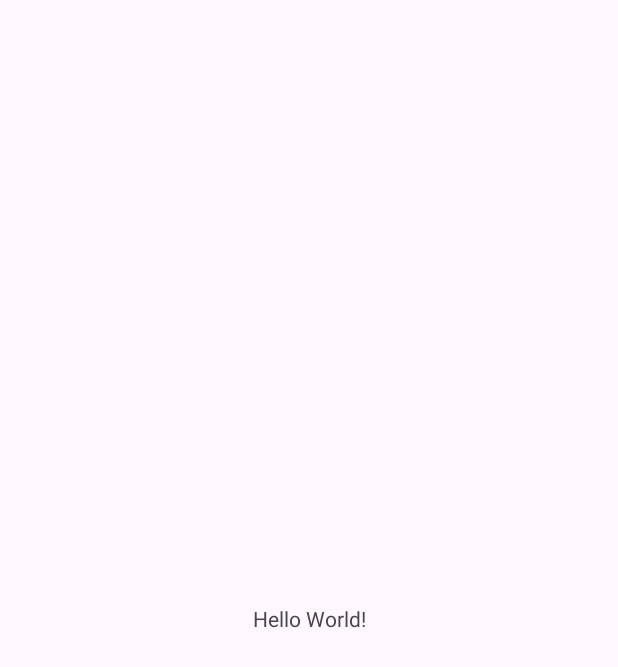
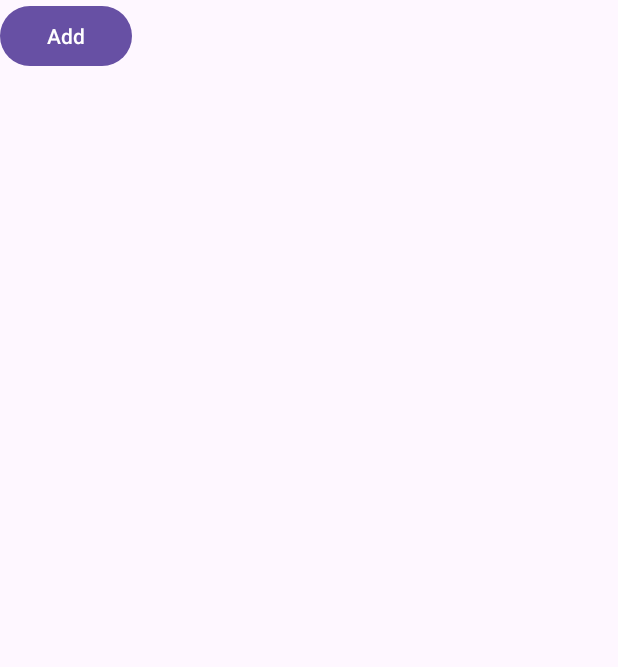
Before and after one commit to scgyong/gimpotennis, an Android app: the screen it shows after launch (MainActivity), on a phone screen of 412 x 824 dp. Before the commit the part shown is almost empty. Shown: the top 667 px of the screen. Run offline under Robolectric (Android 15) with nearby library versions, the phone set to English and light mode, and no system bars.

Commit message:
RecycleView 를 써서 Account 목록 보여주기

```diff
--- a/grenn/app/build.gradle.kts
+++ b/grenn/app/build.gradle.kts
@@ -6,6 +6,9 @@ android {
     namespace = "kr.ac.tukorea.ge.scgyong.gtenn"
     compileSdk = 35
 
+    buildFeatures {
+        viewBinding = true
+    }
     defaultConfig {
         applicationId = "kr.ac.tukorea.ge.scgyong.gtenn"
         minSdk = 24
--- a/grenn/app/src/main/java/kr/ac/tukorea/ge/scgyong/gtenn/MainActivity.java
+++ b/grenn/app/src/main/java/kr/ac/tukorea/ge/scgyong/gtenn/MainActivity.java
@@ -1,24 +1,61 @@
 package kr.ac.tukorea.ge.scgyong.gtenn;
 
+import android.annotation.SuppressLint;
+import android.content.Context;
 import android.os.Bundle;
+import android.view.MotionEvent;
+import android.view.View;
+import android.view.inputmethod.InputMethodManager;
 
-import androidx.activity.EdgeToEdge;
 import androidx.appcompat.app.AppCompatActivity;
 import androidx.core.graphics.Insets;
 import androidx.core.view.ViewCompat;
 import androidx.core.view.WindowInsetsCompat;
 
+import java.util.ArrayList;
+
+import kr.ac.tukorea.ge.scgyong.gtenn.databinding.ActivityMainBinding;
+
 public class MainActivity extends AppCompatActivity {
 
+    protected ArrayList<Account> accounts = new ArrayList<>();
+    protected ActivityMainBinding ui;
+
+    @SuppressLint("ClickableViewAccessibility")
     @Override
     protected void onCreate(Bundle savedInstanceState) {
         super.onCreate(savedInstanceState);
-        EdgeToEdge.enable(this);
-        setContentView(R.layout.activity_main);
+        adapter.loadAccounts(this);
+        ui = ActivityMainBinding.inflate(getLayoutInflater());
+        setContentView(ui.getRoot());
         ViewCompat.setOnApplyWindowInsetsListener(findViewById(R.id.main), (v, insets) -> {
             Insets systemBars = insets.getInsets(WindowInsetsCompat.Type.systemBars());
             v.setPadding(systemBars.left, systemBars.top, systemBars.right, systemBars.bottom);
             return insets;
         });
+        ui.recyclerView.setAdapter(adapter);
+        ui.recyclerView.setOnTouchListener(onAdapterTouchListener);
+    }
+    @SuppressLint("ClickableViewAccessibility")
+    View.OnTouchListener onAdapterTouchListener = (v, event) -> {
+        if (event.getAction() != MotionEvent.ACTION_DOWN) return false;
+        InputMethodManager imm = (InputMethodManager) getSystemService(Context.INPUT_METHOD_SERVICE);
+        View focusedView = getCurrentFocus();
+        if (imm != null && focusedView != null) {
+            imm.hideSoftInputFromWindow(focusedView.getWindowToken(), 0);
+        }
+        return false; // false: 터치 이벤트가 계속 전달되도록
+    };
+
+    AccountAdapter adapter = new AccountAdapter(accounts);
+
+    public void onBtnAdd(View view) {
+//        for (Account acnt : accounts) {
+//            if (acnt.id.isEmpty() && acnt.password.isEmpty()) {
+//                return;
+//            }
+//        }
+        accounts.add(new Account());
+        adapter.notifyItemInserted(accounts.size() - 1); // 해당 항목만 갱신
     }
 }
--- a/grenn/app/src/main/res/layout/activity_main.xml
+++ b/grenn/app/src/main/res/layout/activity_main.xml
@@ -1,19 +1,32 @@
 <?xml version="1.0" encoding="utf-8"?>
-<androidx.constraintlayout.widget.ConstraintLayout xmlns:android="http://schemas.android.com/apk/res/android"
+<LinearLayout xmlns:android="http://schemas.android.com/apk/res/android"
     xmlns:app="http://schemas.android.com/apk/res-auto"
     xmlns:tools="http://schemas.android.com/tools"
     android:id="@+id/main"
+    android:orientation="vertical"
     android:layout_width="match_parent"
     android:layout_height="match_parent"
     tools:context=".MainActivity">
 
-    <TextView
-        android:layout_width="wrap_content"
+    <LinearLayout
+        android:layout_width="match_parent"
         android:layout_height="wrap_content"
-        android:text="Hello World!"
-        app:layout_constraintBottom_toBottomOf="parent"
-        app:layout_constraintEnd_toEndOf="parent"
-        app:layout_constraintStart_toStartOf="parent"
-        app:layout_constraintTop_toTopOf="parent" />
+        android:orientation="horizontal"
+        >
+        <Button
+            android:layout_width="wrap_content"
+            android:layout_height="wrap_content"
+            android:text="Add"
+            android:id="@+id/btnAdd"
+            android:onClick="onBtnAdd"
+            />
+    </LinearLayout>
+    <androidx.recyclerview.widget.RecyclerView
+        android:layout_width="match_parent"
+        android:layout_height="0dp"
+        android:layout_weight="1"
+        android:id="@+id/recyclerView"
+        app:layoutManager="androidx.recyclerview.widget.LinearLayoutManager"
+        />
 
-</androidx.constraintlayout.widget.ConstraintLayout>
+</LinearLayout>
```
Also changed, not shown: grenn/app/src/main/java/kr/ac/tukorea/ge/scgyong/gtenn/Account.java (added, +12 -0 lines), grenn/app/src/main/java/kr/ac/tukorea/ge/scgyong/gtenn/AccountAdapter.java (added, +155 -0 lines), grenn/app/src/main/res/drawable/account_item_bg.xml (added, +10 -0 lines), grenn/app/src/main/res/layout/account_item.xml (added, +83 -0 lines).
